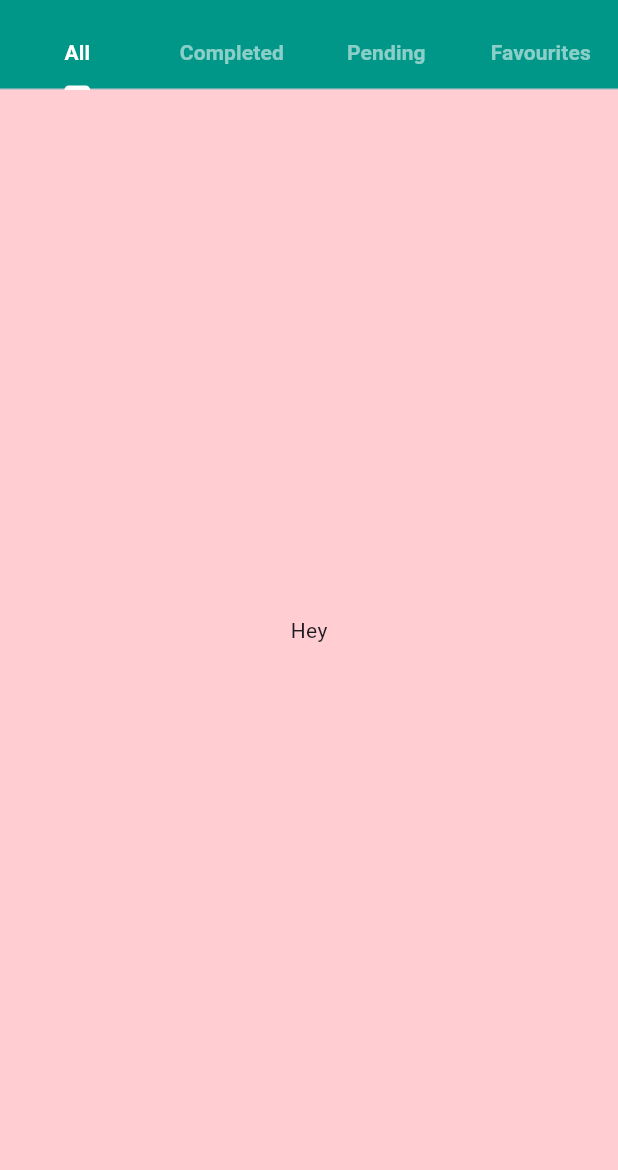
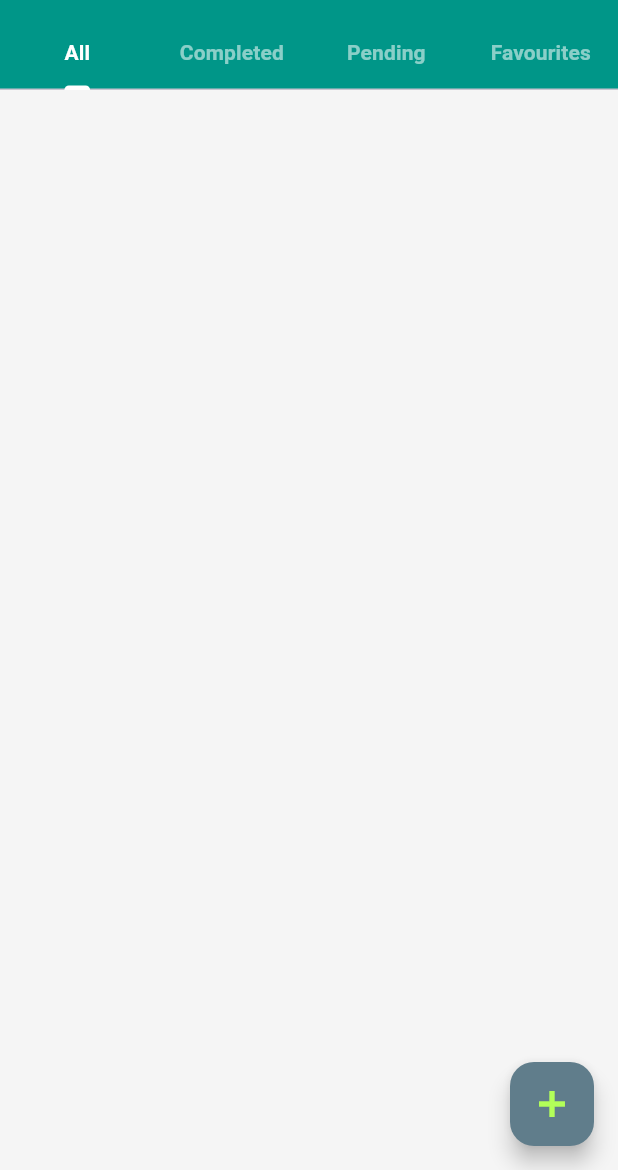
Before and after one commit to RaviBhatt01/Todo-List-App, a Flutter app: the screen it shows after launch, on a phone screen of 412 x 824 dp, the part 66-1236 px from its top. Run offline on Flutter 3.47's test engine with Material 3 defaults, Android fonts, the phone set to English and light mode, and no system bars.

Commit message:
Added the floatingButton

```diff
--- a/lib/Pages/Homepage.dart
+++ b/lib/Pages/Homepage.dart
@@ -8,6 +8,13 @@ class homepage extends StatefulWidget {
 }
 
 class _homepageState extends State<homepage> {
+
+  List<String> text =[
+    "Hello1"
+    "Hello2"
+  ];
+
+
   @override
   Widget build(BuildContext context) {
     return DefaultTabController(
@@ -60,22 +67,32 @@ class _homepageState extends State<homepage> {
         body: TabBarView(
           children: [
             Container(
-              color: Colors.red[100],
-              child: Center(child: Text('Hey')),
+              color: Colors.grey[100],
+              // child: List<String> tasks =[],
             ),
             Container(
-              color: Colors.grey[100],
+              color: Colors.blue[100],
               child: Center(child: Text('Hey2')),
             ),
             Container(
-              color: Colors.blue[100],
+              color: Colors.green[100],
               child: Center(child: Text('Hey3')),
             ),
             Container(
-              color: Colors.green[100],
-              child: Center(child: Text('Hey45')),
+              color: Colors.red[100],
+              child: Center(child: Text('Hey4')),
             ),
           ],
+        ),
+        floatingActionButton: FloatingActionButton(
+          backgroundColor: Colors.blueGrey,
+          onPressed: () {},
+          child: Icon(
+            Icons.add,
+            color: Colors.lightGreenAccent,
+            size: 28,
+            fontWeight: FontWeight.bold,
+          ),
         ),
       ),
     );
```
